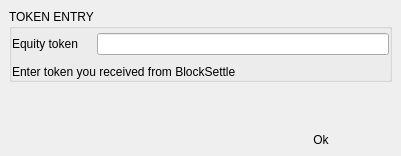
BlockSettle/terminal, file BlockSettleUILib/CCTokenEntryDialog.ui: the form before one commit.
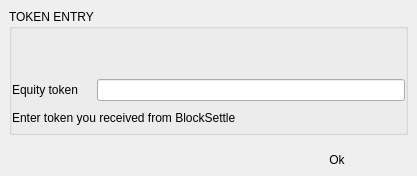
The form after the commit.

Commit message: Show product in Equity Issuance dialog

Diff of the .ui file:
```diff
--- a/BlockSettleUILib/CCTokenEntryDialog.ui
+++ b/BlockSettleUILib/CCTokenEntryDialog.ui
@@ -6,8 +6,8 @@
    <rect>
     <x>0</x>
     <y>0</y>
-    <width>401</width>
-    <height>153</height>
+    <width>417</width>
+    <height>175</height>
    </rect>
   </property>
   <property name="sizePolicy">
@@ -40,6 +40,9 @@
    </property>
    <item>
     <widget class="QStackedWidget" name="stackedWidgetAuth">
+     <property name="currentIndex">
+      <number>0</number>
+     </property>
      <widget class="QWidget" name="pageEnter">
       <layout class="QVBoxLayout" name="verticalLayout_3">
        <property name="spacing">
@@ -99,6 +102,19 @@
              <property name="bottomMargin">
               <number>0</number>
              </property>
+             <item>
+              <spacer name="verticalSpacer">
+               <property name="orientation">
+                <enum>Qt::Vertical</enum>
+               </property>
+               <property name="sizeHint" stdset="0">
+                <size>
+                 <width>0</width>
+                 <height>0</height>
+                </size>
+               </property>
+              </spacer>
+             </item>
              <item>
               <widget class="QWidget" name="horizontalWidget1" native="true">
                <property name="minimumSize">
@@ -174,28 +190,22 @@
                </property>
               </widget>
              </item>
+             <item>
+              <spacer name="verticalSpacer_6">
+               <property name="orientation">
+                <enum>Qt::Vertical</enum>
+               </property>
+               <property name="sizeType">
+                <enum>QSizePolicy::Expanding</enum>
+               </property>
+              </spacer>
+             </item>
             </layout>
            </widget>
           </item>
          </layout>
         </widget>
        </item>
-       <item>
-        <spacer name="verticalSpacer_6">
-         <property name="orientation">
-          <enum>Qt::Vertical</enum>
-         </property>
-         <property name="sizeType">
-          <enum>QSizePolicy::Expanding</enum>
-         </property>
-         <property name="sizeHint" stdset="0">
-          <size>
-           <width>284</width>
-           <height>12</height>
-          </size>
-         </property>
-        </spacer>
-       </item>
        <item>
         <widget class="QWidget" name="widget" native="true">
          <property name="sizePolicy">
@@ -319,7 +329,7 @@
              <property name="bottomMargin">
               <number>0</number>
              </property>
-             <item row="0" column="0">
+             <item row="1" column="0">
               <widget class="QLabel" name="label_2">
                <property name="minimumSize">
                 <size>
@@ -341,13 +351,27 @@
                </property>
               </widget>
              </item>
-             <item row="0" column="1">
+             <item row="1" column="1">
               <widget class="QLabel" name="labelToken">
                <property name="text">
                 <string>TextLabel</string>
                </property>
               </widget>
              </item>
+             <item row="0" column="0">
+              <widget class="QLabel" name="label_3">
+               <property name="text">
+                <string>Product</string>
+               </property>
+              </widget>
+             </item>
+             <item row="0" column="1">
+              <widget class="QLabel" name="labelProduct">
+               <property name="text">
+                <string>TextLabel</string>
+               </property>
+              </widget>
+             </item>
             </layout>
            </widget>
           </item>
```
The commit also changes 1 other file.
